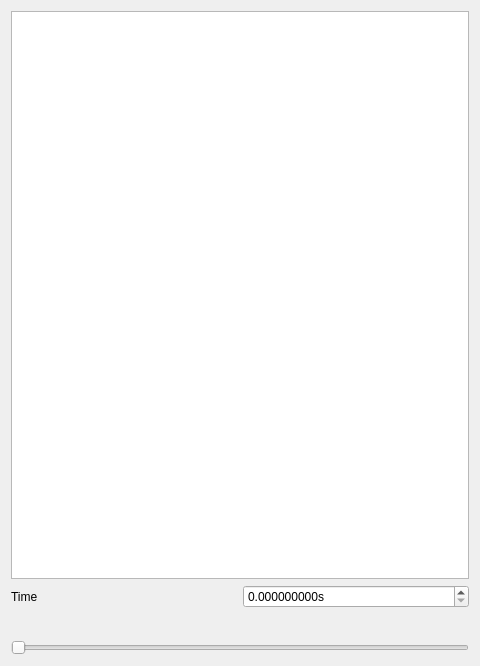
Before: the Qt Designer form asammdf/gui/ui/bar.ui in danielhrisca/asammdf, drawn with Qt 5.
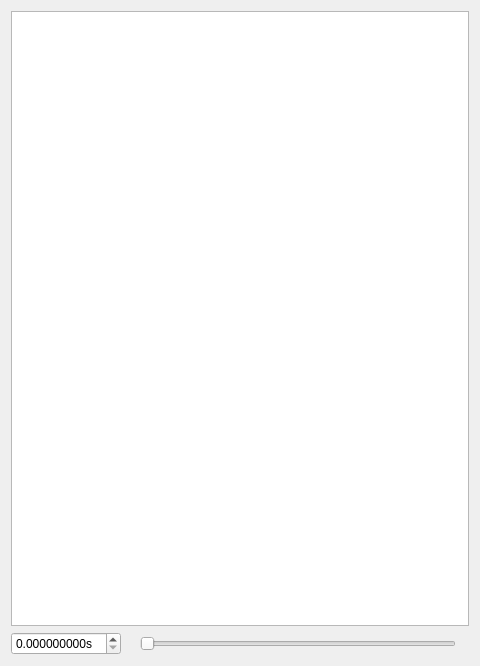
After: the same form once the commit is applied. Custom widgets are drawn as their Qt base class.

Commit message: use common function for settings the timestamps on the X-linked windows

What changed in the file:
```diff
--- a/asammdf/gui/ui/bar.ui
+++ b/asammdf/gui/ui/bar.ui
@@ -13,19 +13,12 @@
   <property name="windowTitle">
    <string>Form</string>
   </property>
-  <layout class="QVBoxLayout" name="verticalLayout" stretch="0,0,0,0">
+  <layout class="QVBoxLayout" name="verticalLayout" stretch="0,0">
    <item>
     <widget class="MinimalListWidget" name="channels"/>
    </item>
    <item>
-    <layout class="QHBoxLayout" name="horizontalLayout">
-     <item>
-      <widget class="QLabel" name="label">
-       <property name="text">
-        <string>Time</string>
-       </property>
-      </widget>
-     </item>
+    <layout class="QHBoxLayout" name="horizontalLayout_2" stretch="0,0,1,0">
      <item>
       <widget class="QDoubleSpinBox" name="timestamp">
        <property name="suffix">
@@ -39,10 +32,6 @@
        </property>
       </widget>
      </item>
-    </layout>
-   </item>
-   <item>
-    <layout class="QHBoxLayout" name="horizontalLayout_2">
      <item>
       <widget class="QLabel" name="min_t">
        <property name="text">
@@ -51,17 +40,26 @@
       </widget>
      </item>
      <item>
-      <spacer name="horizontalSpacer">
+      <widget class="QSlider" name="timestamp_slider">
+       <property name="maximum">
+        <number>99999</number>
+       </property>
        <property name="orientation">
         <enum>Qt::Horizontal</enum>
        </property>
-       <property name="sizeHint" stdset="0">
-        <size>
-         <width>40</width>
-         <height>20</height>
-        </size>
+       <property name="invertedAppearance">
+        <bool>false</bool>
        </property>
-      </spacer>
+       <property name="invertedControls">
+        <bool>false</bool>
+       </property>
+       <property name="tickPosition">
+        <enum>QSlider::NoTicks</enum>
+       </property>
+       <property name="tickInterval">
+        <number>1</number>
+       </property>
+      </widget>
      </item>
      <item>
       <widget class="QLabel" name="max_t">
@@ -72,28 +70,6 @@
      </item>
     </layout>
    </item>
-   <item>
-    <widget class="QSlider" name="timestamp_slider">
-     <property name="maximum">
-      <number>9999</number>
-     </property>
-     <property name="orientation">
-      <enum>Qt::Horizontal</enum>
-     </property>
-     <property name="invertedAppearance">
-      <bool>false</bool>
-     </property>
-     <property name="invertedControls">
-      <bool>false</bool>
-     </property>
-     <property name="tickPosition">
-      <enum>QSlider::NoTicks</enum>
-     </property>
-     <property name="tickInterval">
-      <number>1</number>
-     </property>
-    </widget>
-   </item>
   </layout>
  </widget>
  <customwidgets>
```
Left out of the diff: 4 changed lines with no effect on the pictures. The commit also changes 9 other files.
